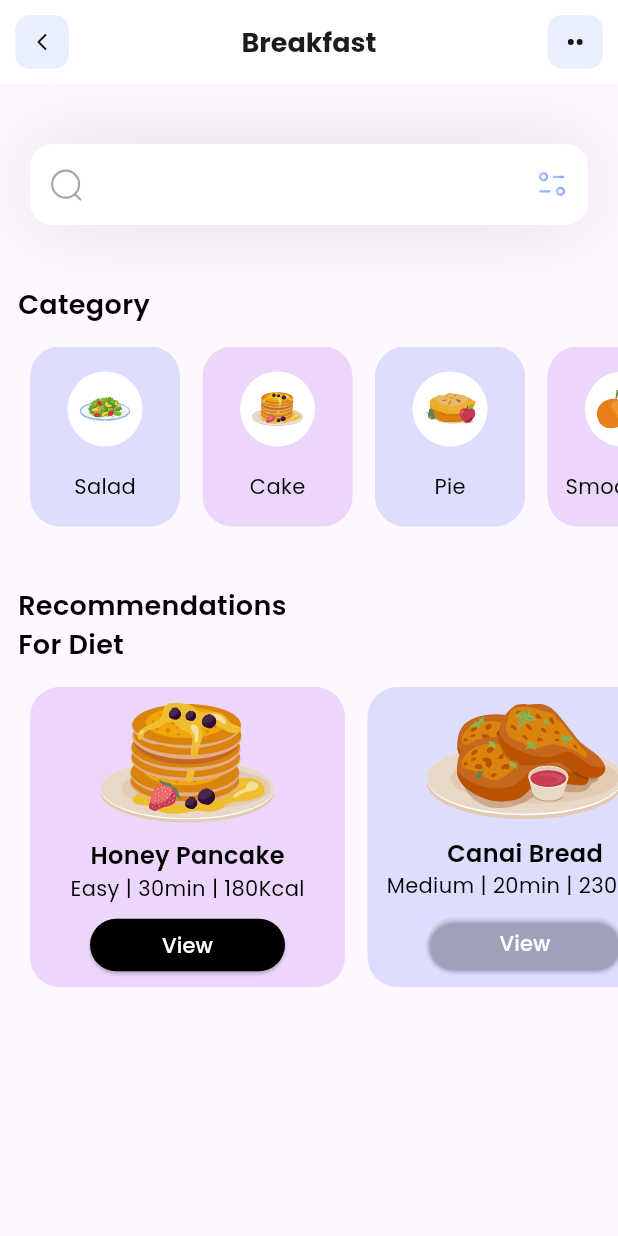
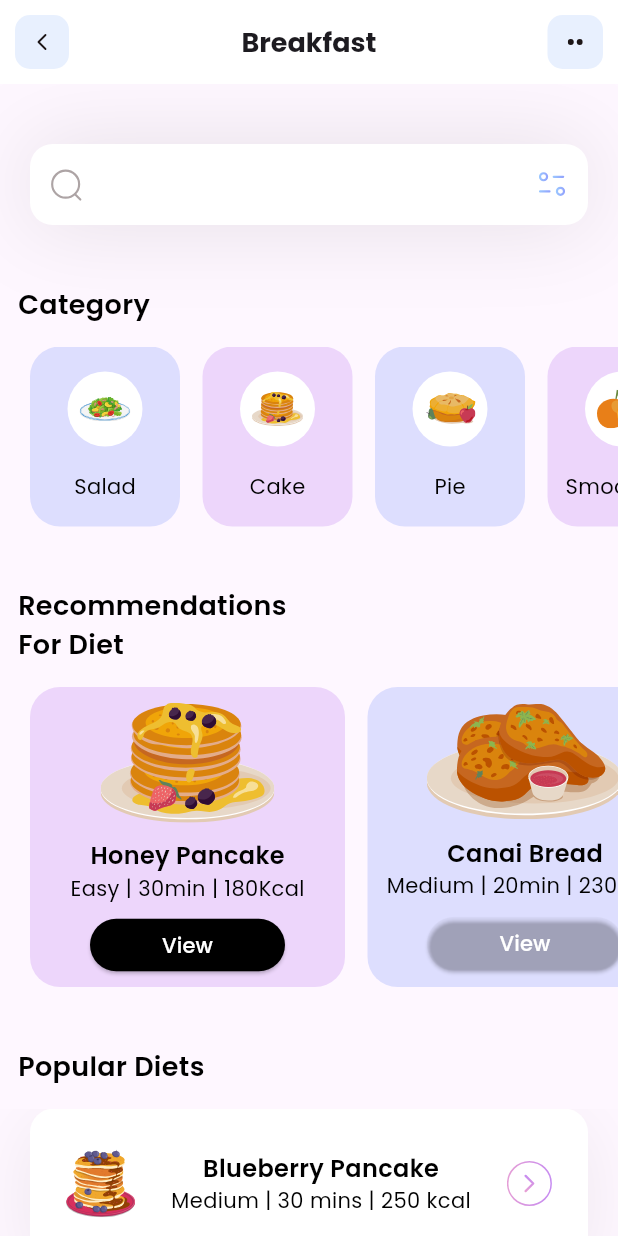
Before and after one commit to Alvarado08/fitness, a Flutter app: the screen it shows after launch, on a phone screen of 412 x 824 dp. Run offline on Flutter 3.47's test engine with Material 3 defaults, Android fonts, the phone set to English and light mode, and no system bars; our stand-ins replace flutter_svg.

Commit message:
Popular Diets
Finished popular diets section. Created popular diets model and rendered cards fetching the List in home.dart with ListView.separated widget.

```diff
--- /dev/null
+++ b/lib/models/popular_model.dart
@@ -0,0 +1,45 @@
+class PopularDietsModel {
+  String name;
+  String iconPath;
+  String level;
+  String duration;
+  String calorie;
+  bool boxIsSelected;
+
+  PopularDietsModel({
+    required this.name,
+    required this.iconPath,
+    required this.level,
+    required this.duration,
+    required this.calorie,
+    required this.boxIsSelected,
+  });
+
+  static List<PopularDietsModel> getPopularDiets() {
+    List<PopularDietsModel> popularDiets = [];
+
+    popularDiets.add(
+      PopularDietsModel(
+        name: 'Blueberry Pancake',
+        iconPath: 'assets/icons/blueberry-pancake.svg',
+        level: 'Medium',
+        duration: '30 mins',
+        calorie: '250 kcal',
+        boxIsSelected: true,
+      ),
+    );
+
+    popularDiets.add(
+      PopularDietsModel(
+        name: 'Salmon Nigiri',
+        iconPath: 'assets/icons/salmon-nigiri.svg',
+        level: 'Easy',
+        duration: '15 mins',
+        calorie: '150 kcal',
+        boxIsSelected: false,
+      ),
+    );
+
+    return popularDiets;
+  }
+}
--- a/lib/pages/home.dart
+++ b/lib/pages/home.dart
@@ -1,5 +1,6 @@
 import 'package:fitness/models/category_model.dart';
 import 'package:fitness/models/diet_model.dart';
+import 'package:fitness/models/popular_model.dart';
 import 'package:flutter/material.dart';
 import 'package:flutter_svg/flutter_svg.dart';
 
@@ -13,6 +14,7 @@ class HomePage extends StatefulWidget {
 class _HomePageState extends State<HomePage> {
   List<CategoryModel> categories = [];
   List<DietModel> diets = [];
+  List<PopularDietsModel> popularDiets = [];
 
   // void _getCategories() {
   //   categories = CategoryModel.getCategories();
@@ -25,6 +27,7 @@ class _HomePageState extends State<HomePage> {
   void _getInitialInfo() {
     categories = CategoryModel.getCategories();
     diets = DietModel.getDiets();
+    popularDiets = PopularDietsModel.getPopularDiets();
   }
 
   @override
@@ -32,15 +35,103 @@ class _HomePageState extends State<HomePage> {
     _getInitialInfo();
     return Scaffold(
       appBar: appBar(),
-      body: Column(
+      body: ListView(
         children: [
           _searchField(),
           SizedBox(height: 40),
           _categoriesSection(),
           SizedBox(height: 40),
           _dietSection(),
+          SizedBox(height: 40),
+          _popularDietsSection(),
         ],
       ),
+    );
+  }
+
+  Column _popularDietsSection() {
+    return Column(
+      crossAxisAlignment: CrossAxisAlignment.start,
+      children: [
+        Padding(
+          padding: const EdgeInsets.only(left: 12),
+          child: Text(
+            'Popular Diets',
+            style: TextStyle(
+              color: Colors.black,
+              fontSize: 18,
+              fontWeight: FontWeight.w600,
+            ),
+          ),
+        ),
+        SizedBox(height: 15),
+        SizedBox(
+          height: 200,
+          child: ListView.separated(
+            itemBuilder: (context, index) {
+              return Container(
+                height: 100,
+                decoration: BoxDecoration(
+                  color: popularDiets[index].boxIsSelected
+                      ? Colors.white
+                      : Colors.transparent,
+                  borderRadius: BorderRadius.circular(16),
+                  boxShadow: popularDiets[index].boxIsSelected
+                      ? [
+                          BoxShadow(
+                            color: Color(0xff1D1617).withOpacity(0.07),
+                            spreadRadius: 0,
+                            blurRadius: 40,
+                            offset: Offset(0, 10), // changes position of shadow
+                          ),
+                        ]
+                      : [],
+                ),
+                child: Row(
+                  mainAxisAlignment: MainAxisAlignment.spaceEvenly,
+                  children: [
+                    SvgPicture.asset(popularDiets[index].iconPath),
+                    Column(
+                      mainAxisAlignment: MainAxisAlignment.center,
+                      crossAxisAlignment: CrossAxisAlignment.center,
+                      children: [
+                        Text(
+                          popularDiets[index].name,
+                          style: TextStyle(
+                            color: Colors.black,
+                            fontSize: 16,
+                            fontWeight: FontWeight.w600,
+                          ),
+                        ),
+                        Text(
+                          '${popularDiets[index].level} | ${popularDiets[index].duration} | ${popularDiets[index].calorie}',
+                          style: TextStyle(
+                            color: Colors.black,
+                            fontSize: 14,
+                            fontWeight: FontWeight.w400,
+                          ),
+                        ),
+                      ],
+                    ),
+                    GestureDetector(
+                      onTap: () {},
+                      child: SvgPicture.asset(
+                        'assets/icons/button.svg',
+                        width: 30,
+                        height: 30,
+                      ),
+                    ),
+                  ],
+                ),
+              );
+            },
+            shrinkWrap: true,
+            separatorBuilder: (context, index) => SizedBox(height: 25),
+            itemCount: popularDiets.length,
+            padding: EdgeInsets.only(left: 20, right: 20),
+          ),
+        ),
+      ],
     );
   }
 
@@ -60,7 +151,7 @@ class _HomePageState extends State<HomePage> {
           ),
         ),
         SizedBox(height: 15),
-        Container(
+        SizedBox(
           height: 200,
           child: ListView.separated(
             itemBuilder: (context, index) {
@@ -94,7 +185,7 @@ class _HomePageState extends State<HomePage> {
                         ),
                       ],
                     ),
-                    Container(
+                    SizedBox(
                       height: 35,
                       width: 130,
                       child: ElevatedButton(
@@ -158,7 +249,7 @@ class _HomePageState extends State<HomePage> {
           ),
         ),
         SizedBox(height: 15),
-        Container(
+        SizedBox(
           height: 120,
           child: ListView.separated(
             itemCount: categories.length,
```
Also changed, not shown: assets/icons/button.svg (added).
